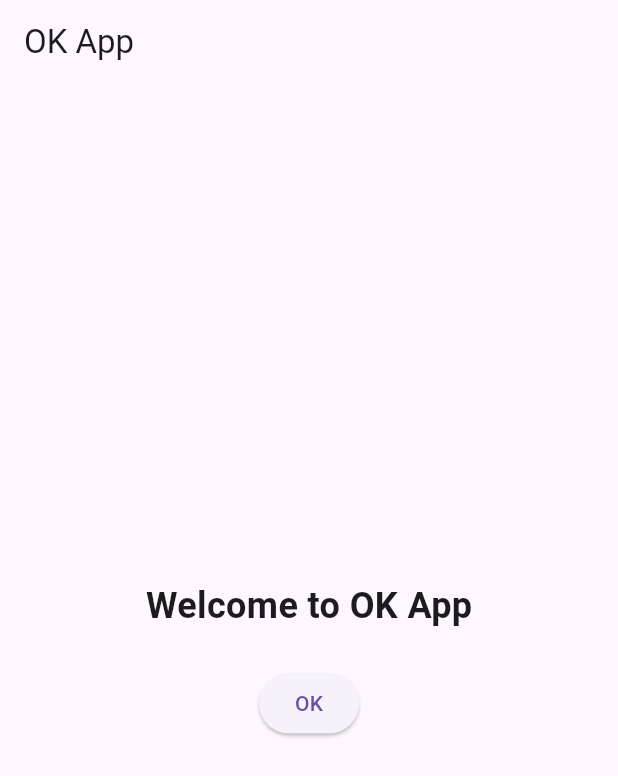
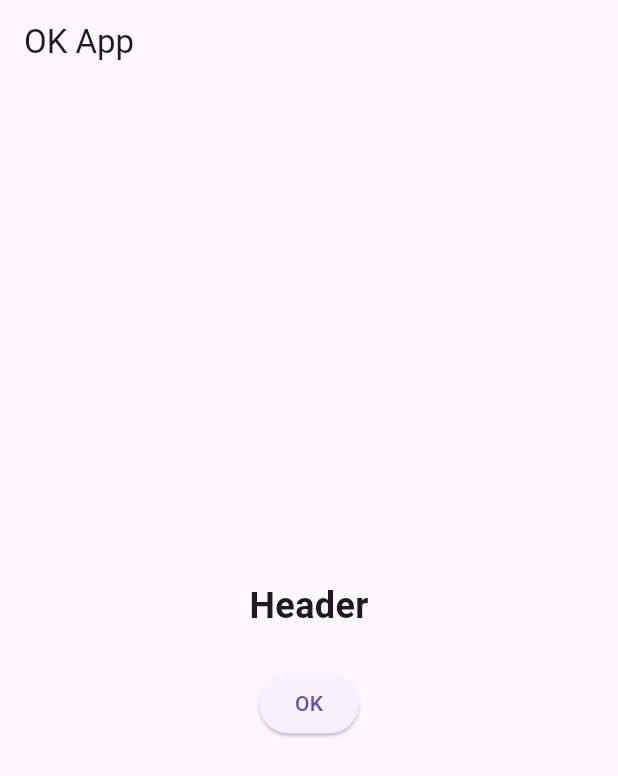
Before and after one commit to iiammohan/OK_APP, a Flutter app: the screen it shows after launch, on a phone screen of 412 x 824 dp. Shown: the top 776 px of the screen. Run offline on Flutter 3.47's test engine with Material 3 defaults, Android fonts, the phone set to English and light mode, and no system bars.

Commit message:
Change header text to 'Header'

```diff
--- a/lib/main.dart
+++ b/lib/main.dart
@@ -34,7 +34,7 @@ class OkScreen extends StatelessWidget {
           mainAxisSize: MainAxisSize.min,
           children: [
             const Text(
-              'Welcome to OK App',
+              'Header',
               style: TextStyle(fontSize: 24, fontWeight: FontWeight.bold),
             ),
             const SizedBox(height: 24),
```
